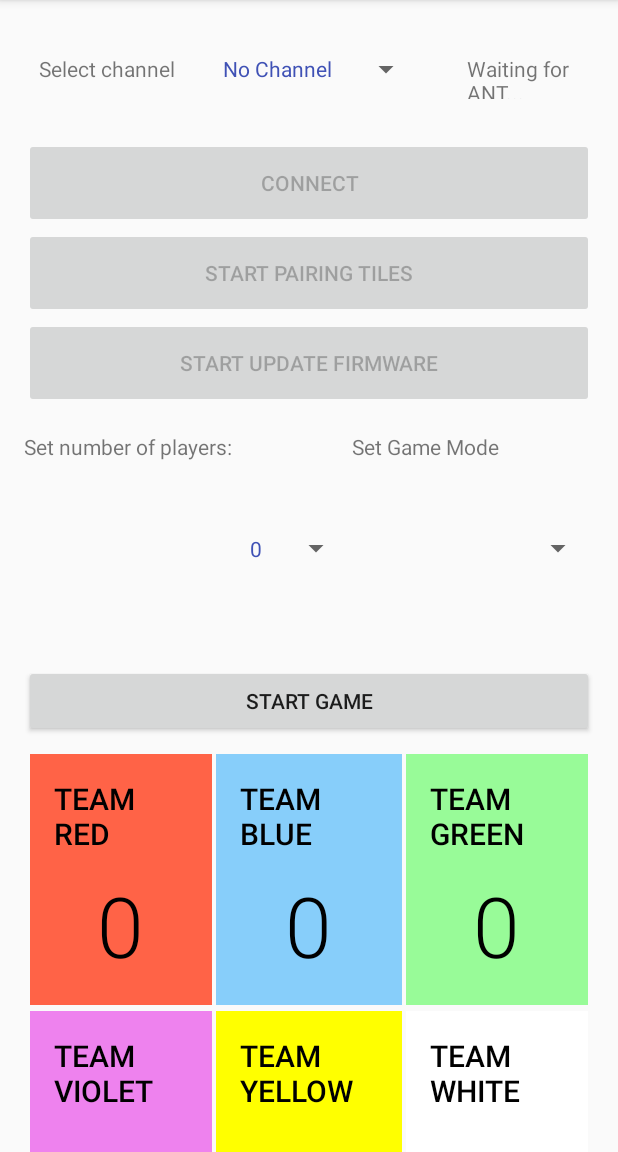
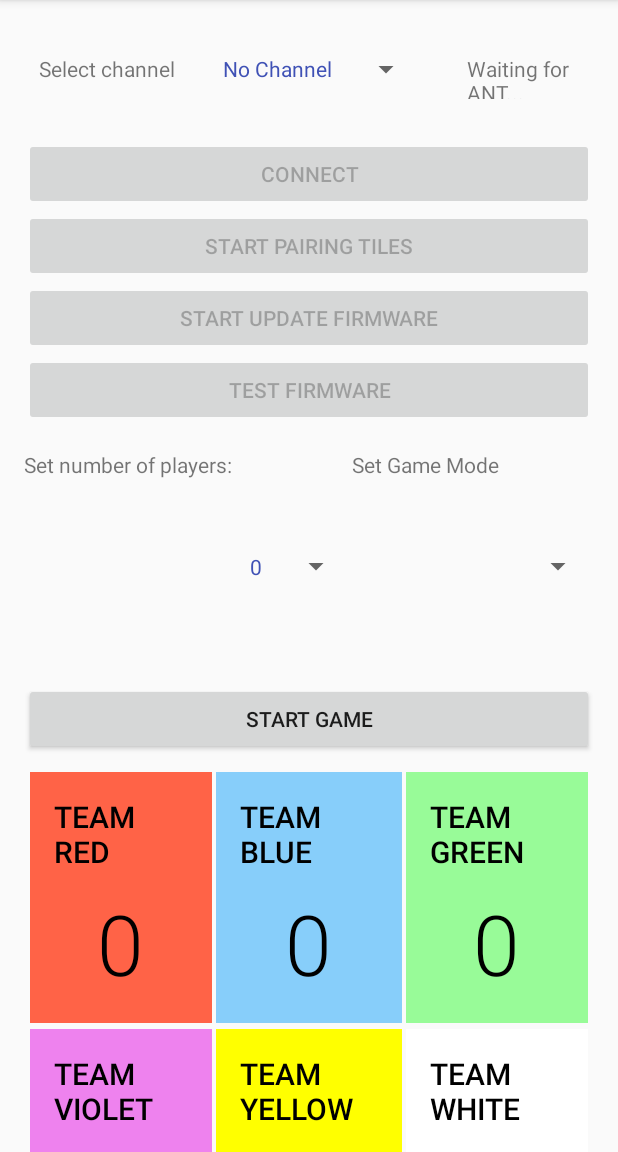
Before and after one commit to ChristineAlb/playwareHorse, an Android app: the screen it shows after launch (MainActivity), on a phone screen of 412 x 824 dp, the part 84-1236 px from its top. Run offline under Robolectric (Android 15) with nearby library versions, the phone set to English and light mode, and no system bars; libraries missing offline, so code that uses them is left out: com.livelife.motolibrary; 1 statement that could not run was skipped.

Commit message:
Test Firmware Button

```diff
--- a/app/src/main/java/com/example/christine/horse/MainActivity.java
+++ b/app/src/main/java/com/example/christine/horse/MainActivity.java
@@ -27,7 +27,7 @@ public class MainActivity extends AppCompatActivity implements OnAntEventListene
     MotoConnection connection;
 
     Spinner spinner,numPlayersSpinner, gameModeSpinner;
-    Button connectButton,pairingButton,updFirmwareButton;
+    Button connectButton,pairingButton,updFirmwareButton,testFirmwareButton;
     LinearLayout actionsLayout;
     TextView tilesConnectedLabel;
 
@@ -137,6 +137,14 @@ public class MainActivity extends AppCompatActivity implements OnAntEventListene
                 }
 
                 updating = !updating;
+            }
+        });
+
+        testFirmwareButton = (Button) findViewById(R.id.testFirmwareButton);
+        testFirmwareButton.setOnClickListener(new View.OnClickListener() {
+            @Override
+            public void onClick(View view) {
+                // INSERT FIRMWARE TESTING CODE HERE!!!
             }
         });
 
--- a/app/src/main/res/layout/activity_main.xml
+++ b/app/src/main/res/layout/activity_main.xml
@@ -66,20 +66,25 @@
         <Button
             android:id="@+id/connectButton"
             android:layout_width="match_parent"
-            android:layout_height="60dp"
+            android:layout_height="wrap_content"
             android:text="Connect"/>
 
         <Button
             android:id="@+id/pairingButton"
             android:layout_width="match_parent"
-            android:layout_height="60dp"
+            android:layout_height="wrap_content"
             android:text="START PAIRING TILES"/>
 
         <Button
             android:id="@+id/updFirmwareButton"
             android:layout_width="match_parent"
-            android:layout_height="60dp"
+            android:layout_height="wrap_content"
             android:text="START UPDATE FIRMWARE"/>
+        <Button
+            android:id="@+id/testFirmwareButton"
+            android:layout_width="match_parent"
+            android:layout_height="wrap_content"
+            android:text="Test Firmware"/>
 
     </LinearLayout>
 
```
